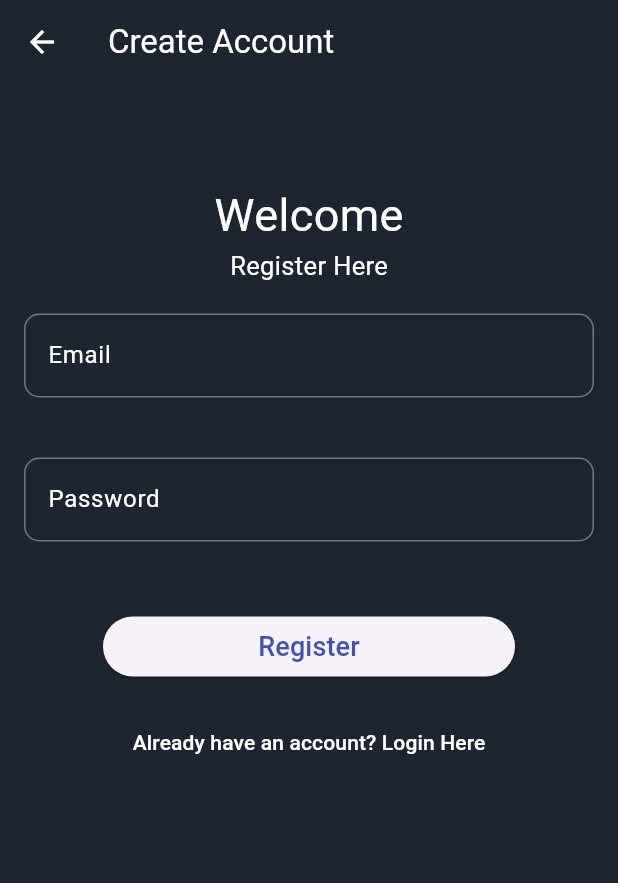
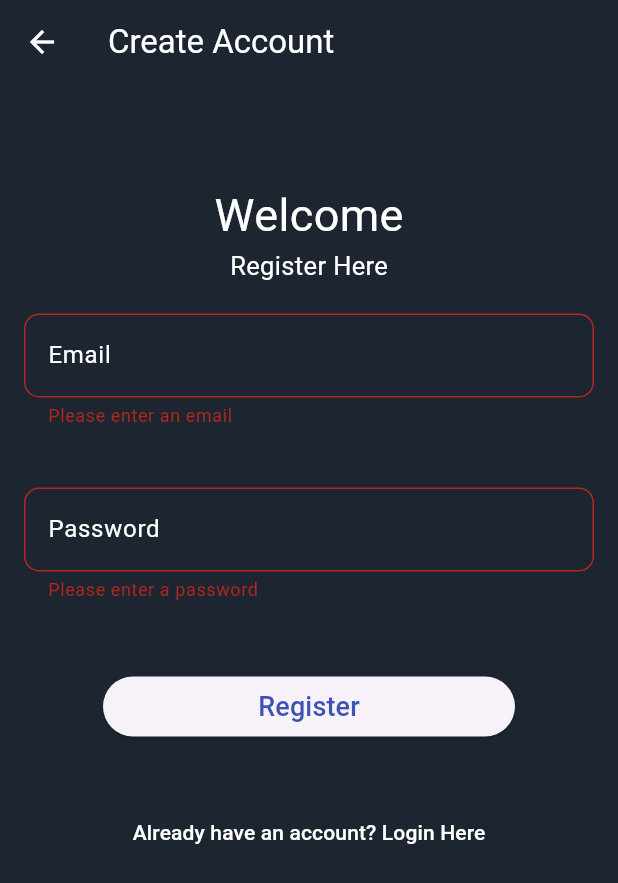
Before and after one commit to PavanEdirisingha2000/flutter-todo-app-firebase-auth, a Flutter app: the SignupScreen screen opened directly, after a tap on "Register", on a phone screen of 412 x 824 dp. Shown: the top 883 px of the screen. Run offline on Flutter 3.47's test engine with Material 3 defaults, Android fonts, the phone set to English and light mode, and no system bars; our stand-ins replace cloud_firestore, firebase_auth, firebase_core, flutter_slidable; accounts and stored records are empty; network calls fail.

```diff
--- a/lib/services/auth_services.dart
+++ b/lib/services/auth_services.dart
@@ -4,16 +4,20 @@ class AuthServices {
   final FirebaseAuth _auth = FirebaseAuth.instance;
 
 
-  // sign in with email and password
-  Future <User?> signInWithEmailAndPassword(String email, String password) async {
+  // Sign in with email and password
+  Future<User?> signInWithEmailAndPassword(String email, String password) async {
     try {
       UserCredential result = await _auth.signInWithEmailAndPassword(
-        email: email, password: password);
-      User? user = result.user;
-      return user;
+        email: email,
+        password: password,
+      );
+      return result.user;
+    } on FirebaseAuthException catch (e) {
+      // Throw the exception to be caught in the UI
+      throw e;
     } catch (e) {
-      print(e.toString());
-      return null;
+      // Handle other potential errors
+      throw Exception("An unexpected error occurred.");
     }
   }
 
@@ -41,4 +45,14 @@ class AuthServices {
       return null;
     }
   }
+
+  //send password reset email
+  Future <void> sendPasswordResetEmail(String email) async {
+    try {
+      await _auth.sendPasswordResetEmail(email: email);
+    } catch (e) {
+      print(e.toString());
+
+    }
+  }
 }
--- a/lib/signup.dart
+++ b/lib/signup.dart
@@ -4,10 +4,17 @@ import 'package:to_do_app_flutter/home_screen.dart';
 import 'package:to_do_app_flutter/login_screen.dart';
 import 'package:to_do_app_flutter/services/auth_services.dart';
 
-class SignupScreen extends StatelessWidget {
+class SignupScreen extends StatefulWidget {
+  @override
+  _SignupScreenState createState() => _SignupScreenState();
+}
+
+class _SignupScreenState extends State<SignupScreen> {
   final AuthServices _auth = AuthServices();
   final TextEditingController _emailController = TextEditingController();
   final TextEditingController _passController = TextEditingController();
+  final GlobalKey<FormState> _formKey = GlobalKey<FormState>();
+  String _errorMessage = '';
 
   @override
   Widget build(BuildContext context) {
@@ -18,17 +25,24 @@ class SignupScreen extends StatelessWidget {
         foregroundColor: Colors.white,
         title: Text("Create Account"),
       ),
-
       body: SingleChildScrollView(
         child: Padding(
           padding: EdgeInsets.all(16),
+          child: Form(
+            key: _formKey,
             child: Column(
               children: [
                 SizedBox(height: 50),
-              Text("Welcome", style: TextStyle(color: Colors.white, fontSize: 30),),
-              Text("Register Here", style: TextStyle(color: Colors.white, fontSize: 17),),
+                Text(
+                  "Welcome",
+                  style: TextStyle(color: Colors.white, fontSize: 30),
+                ),
+                Text(
+                  "Register Here",
+                  style: TextStyle(color: Colors.white, fontSize: 17),
+                ),
                 SizedBox(height: 20),
-              TextField(
+                TextFormField(
                   controller: _emailController,
                   style: TextStyle(color: Colors.white),
                   decoration: InputDecoration(
@@ -36,18 +50,22 @@ class SignupScreen extends StatelessWidget {
                       borderRadius: BorderRadius.circular(10),
                       borderSide: BorderSide(color: Colors.white),
                     ),
-
                     border: OutlineInputBorder(
                         borderRadius: BorderRadius.circular(10)),
                     labelText: "Email",
                     labelStyle: TextStyle(color: Colors.white),
-
                   ),
-
+                  validator: (value) {
+                    if (value == null || value.isEmpty) {
+                      return 'Please enter an email';
+                    } else if (!RegExp(r'^[^@]+@[^@]+\.[^@]+').hasMatch(value)) {
+                      return 'Please enter a valid email';
+                    }
+                    return null;
+                  },
                 ),
-
                 SizedBox(height: 40),
-              TextField(
+                TextFormField(
                   controller: _passController,
                   style: TextStyle(color: Colors.white),
                   obscureText: true,
@@ -56,42 +74,59 @@ class SignupScreen extends StatelessWidget {
                       borderRadius: BorderRadius.circular(10),
                       borderSide: BorderSide(color: Colors.white),
                     ),
-
                     border: OutlineInputBorder(
                         borderRadius: BorderRadius.circular(10)),
                     labelText: "Password",
                     labelStyle: TextStyle(color: Colors.white),
-
                   ),
-
+                  validator: (value) {
+                    if (value == null || value.isEmpty) {
+                      return 'Please enter a password';
+                    } else if (value.length < 6) {
+                      return 'Password must be at least 6 characters';
+                    }
+                    return null;
+                  },
                 ),
-
                 SizedBox(height: 50),
-                  SizedBox(height: 40,
-                  width: MediaQuery.of(context).size.width/1.5,
+                SizedBox(
+                  height: 40,
+                  width: MediaQuery.of(context).size.width / 1.5,
                   child: ElevatedButton(
                     onPressed: () async {
+                      if (_formKey.currentState!.validate()) {
+                        try {
                           User? user = await _auth.registerWithEmailAndPassword(
                             _emailController.text,
                             _passController.text,
-
-
                           );
-
                           if (user != null) {
-                            Navigator.push(context,MaterialPageRoute(
-                              builder: (context) => HomeScreen()));
+                            Navigator.push(
+                              context,
+                              MaterialPageRoute(
+                                  builder: (context) => HomeScreen()),
+                            );
+                          }
+                        } catch (e) {
+                          setState(() {
+                            _errorMessage =
+                                e.toString().replaceAll('Exception: ', '');
+                          });
+                        }
                       }
                     },
-                          child: Text("Register",style: TextStyle
-                          (color: Colors.indigo, fontSize: 18),),
-
-
-
-
+                    child: Text(
+                      "Register",
+                      style: TextStyle(color: Colors.indigo, fontSize: 18),
                     ),
                   ),
-
+                ),
+                SizedBox(height: 20),
+                if (_errorMessage.isNotEmpty)
+                  Text(
+                    _errorMessage,
+                    style: TextStyle(color: Colors.red, fontSize: 14),
+                  ),
                 SizedBox(height: 20),
                 TextButton(
                   onPressed: () {
@@ -102,18 +137,16 @@ class SignupScreen extends StatelessWidget {
                       ),
                     );
                   },
-
-                    child: Text("Already have an account? Login Here", style: TextStyle(color: Colors.white),),
-
+                  child: Text(
+                    "Already have an account? Login Here",
+                    style: TextStyle(color: Colors.white),
                   ),
-
-
+                ),
               ],
             ),
           ),
         ),
-
-
+      ),
     );
   }
 }
```
Also changed, not shown: lib/login_screen.dart (+79 -34 lines), lib/password_reset_screen.dart (added, +68 -0 lines). Lines whose indentation alone changed are shown as unchanged.
